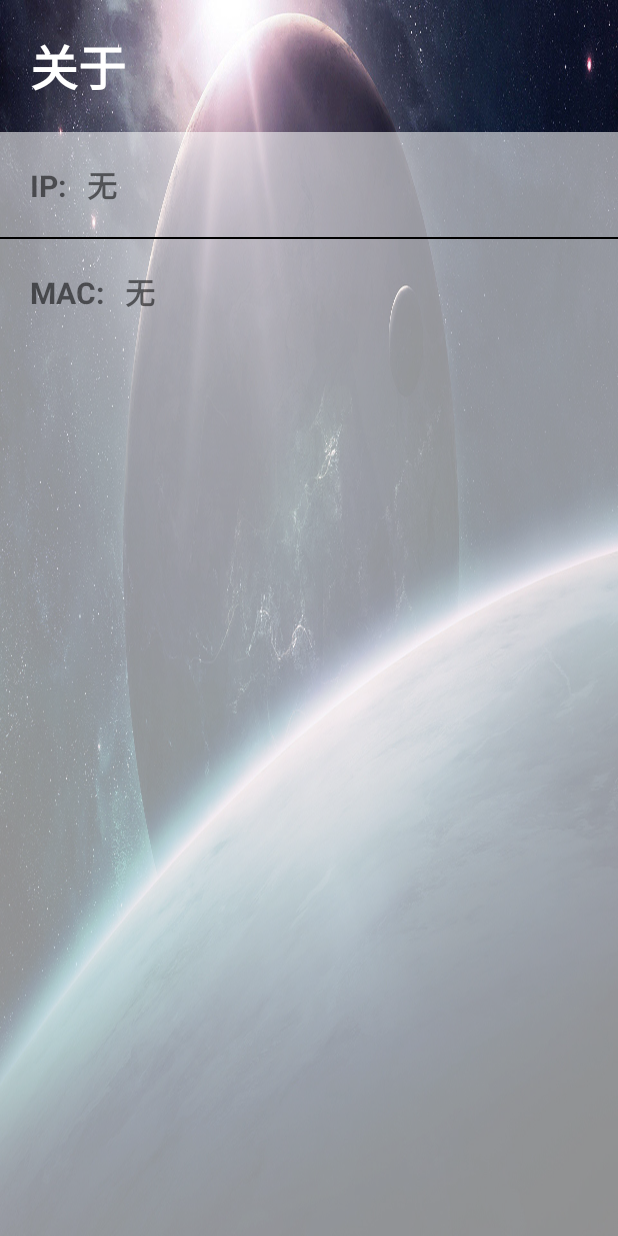
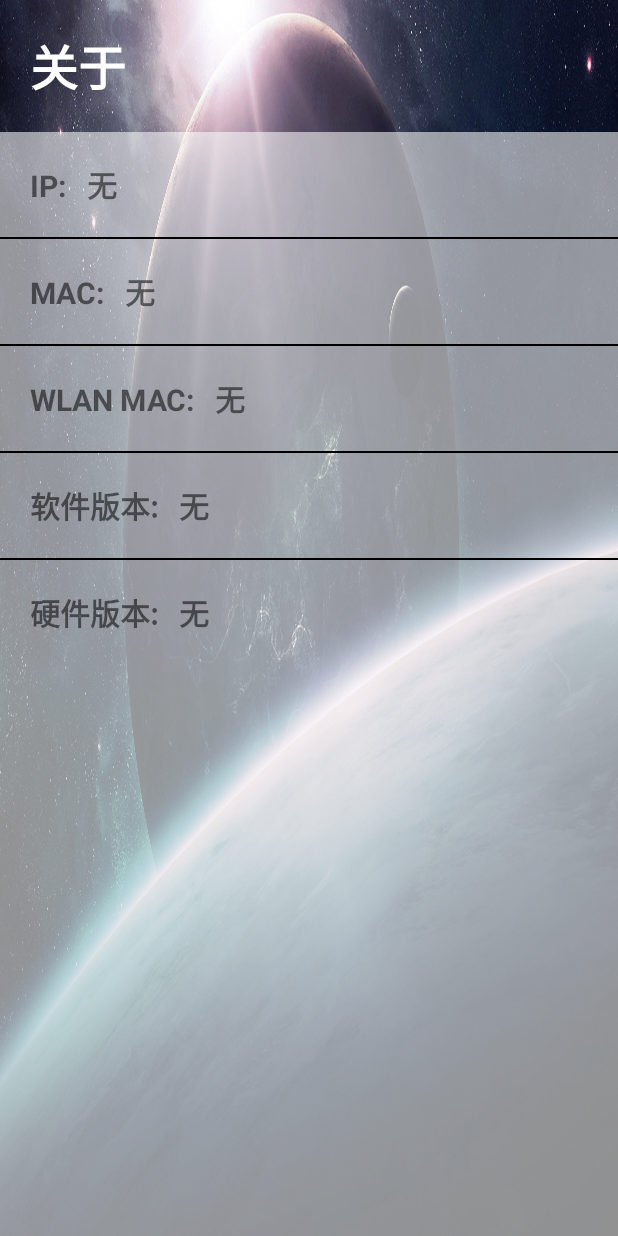
Before and after one commit to yforyoung/Launcher, an Android app: the layout activity_about.xml on its own in the app's theme, with its tools: preview values and no code run, on a phone screen of 412 x 824 dp. Run offline under Robolectric (Android 15) with nearby library versions, the phone set to English and light mode, and no system bars.

Commit message:
完成本机信息显示功能

```diff
--- a/app/src/main/AndroidManifest.xml
+++ b/app/src/main/AndroidManifest.xml
@@ -7,6 +7,7 @@
     <uses-permission android:name="android.permission.CHANGE_NETWORK_STATE" /> <!-- 允许程序改变网络链接状态 -->
     <uses-permission android:name="android.permission.ACCESS_WIFI_STATE" /> <!-- 允许程序访问访问WIFI网络状态信息 -->
     <uses-permission android:name="android.permission.CHANGE_WIFI_STATE" />
+    <uses-permission android:name="android.permission.INTERNET"/>
 
     <application
         android:name=".LauncherApplication"
@@ -28,7 +29,7 @@
         <activity android:name=".activity.SettingActivity" />
         <activity android:name=".activity.AppsActivity" />
         <activity android:name=".activity.NetSettingActivity" />
-        <activity android:name=".activity.AboutActivity"></activity>
+        <activity android:name=".activity.AboutActivity" />
     </application>
 
 </manifest>
--- a/app/src/main/java/com/example/y/launcher/LauncherApplication.java
+++ b/app/src/main/java/com/example/y/launcher/LauncherApplication.java
@@ -1,13 +1,13 @@
 package com.example.y.launcher;
 
 import android.app.Application;
-import com.example.y.launcher.util.WifiSetUtil;
+import com.example.y.launcher.util.WifiUtil;
 
 public class LauncherApplication extends Application {
     @Override
     public void onCreate() {
         super.onCreate();
         App.getInstance().init(getApplicationContext());
-        WifiSetUtil.init(getApplicationContext());
+        WifiUtil.init(getApplicationContext());
     }
 }
--- a/app/src/main/java/com/example/y/launcher/util/SpfUtil.java
+++ b/app/src/main/java/com/example/y/launcher/util/SpfUtil.java
@@ -1,7 +1,6 @@
 package com.example.y.launcher.util;
 
 import android.content.Context;
-
 import com.example.y.launcher.App;
 
 public class SpfUtil {
--- a/app/src/main/res/layout/activity_about.xml
+++ b/app/src/main/res/layout/activity_about.xml
@@ -45,6 +45,46 @@
             android:text="MAC:   无"
             android:textSize="20sp"
             android:textStyle="bold" />
+        <View
+            android:layout_width="match_parent"
+            android:layout_height="1dp"
+            android:background="#000" />
+
+        <TextView
+            android:id="@+id/wlan_mac"
+            android:layout_width="wrap_content"
+            android:layout_height="wrap_content"
+            android:layout_margin="20dp"
+            android:text="WLAN MAC:   无"
+            android:textSize="20sp"
+            android:textStyle="bold" />
+        <View
+            android:layout_width="match_parent"
+            android:layout_height="1dp"
+            android:background="#000" />
+
+        <TextView
+            android:id="@+id/soft_version"
+            android:layout_width="wrap_content"
+            android:layout_height="wrap_content"
+            android:layout_margin="20dp"
+            android:text="软件版本:   无"
+            android:textSize="20sp"
+            android:textStyle="bold" />
+        <View
+            android:layout_width="match_parent"
+            android:layout_height="1dp"
+            android:background="#000" />
+
+        <TextView
+            android:id="@+id/hard_version"
+            android:layout_width="wrap_content"
+            android:layout_height="wrap_content"
+            android:layout_margin="20dp"
+            android:text="硬件版本:   无"
+            android:textSize="20sp"
+            android:textStyle="bold" />
+
 
     </LinearLayout>
 </LinearLayout>
```
Also changed, not shown: app/src/main/java/com/example/y/launcher/activity/AboutActivity.java (+14 -52 lines), app/src/main/java/com/example/y/launcher/activity/NetSettingActivity.java (+9 -9 lines), app/src/main/java/com/example/y/launcher/util/InfoUtil.java (added, +36 -0 lines), app/src/main/java/com/example/y/launcher/util/WifiUtil.java (renamed from app/src/main/java/com/example/y/launcher/util/WifiSetUtil.java, +53 -8 lines).
